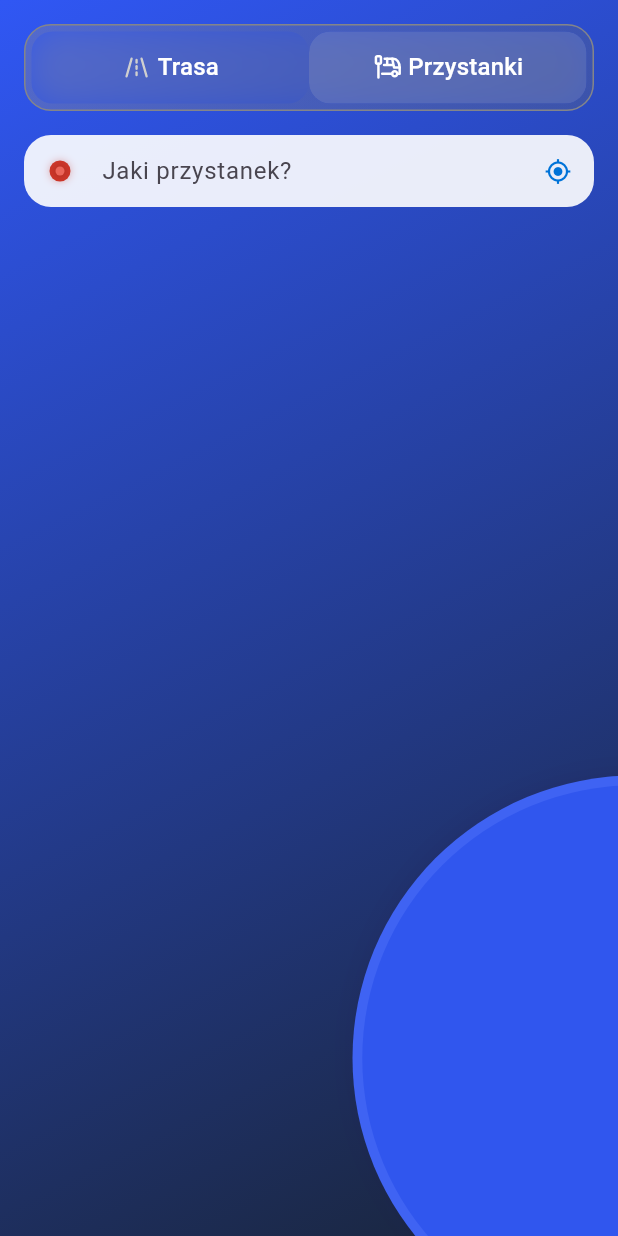
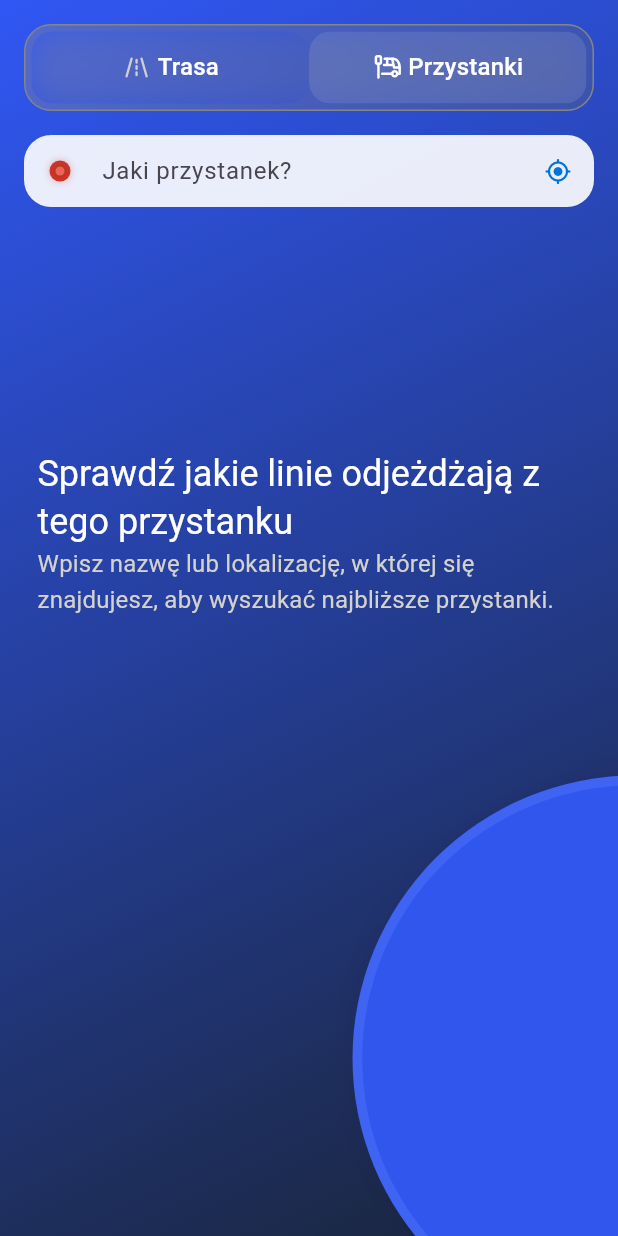
Before and after one commit to Solvro/mobile-jak-doczlapie, a Flutter app: the screen it shows after launch, on a phone screen of 412 x 824 dp. Run offline on Flutter 3.47's test engine with Material 3 defaults, Android fonts, the phone set to English and light mode, and no system bars; our stand-ins replace auto_route, device_preview, dio, flutter_form_builder, flutter_hooks, flutter_map and 12 more; generated files the repository leaves out were written again.

Commit message:
feat(stops): finish first version of first screen (#13)
* feat(stops): add on enter callback change

* feat(stops): some button ux

* feat(stops): search ux

* feat(stops): add text

```diff
--- a/lib/app/theme.dart
+++ b/lib/app/theme.dart
@@ -23,7 +23,11 @@ class AppTheme implements AppThemeData {
   ThemeData get dark => ThemeData();
 
   @override
-  ThemeData get light => ThemeData(inputDecorationTheme: _inputDecorationThemeData, listTileTheme: _listTileTheme);
+  ThemeData get light => ThemeData(
+    inputDecorationTheme: _inputDecorationThemeData,
+    listTileTheme: _listTileTheme,
+    filledButtonTheme: _filledButtonTheme,
+  );
 
   InputDecorationThemeData get _inputDecorationThemeData =>
       const InputDecorationThemeData(border: OutlineInputBorder());
@@ -33,6 +37,22 @@ class AppTheme implements AppThemeData {
     titleTextStyle: AppThemeData._textTheme.titleLarge?.withColor(Colors.white),
     subtitleTextStyle: AppThemeData._textTheme.bodyLarge?.withColor(greySubtitle),
     iconColor: yellow,
+  );
+
+  FilledButtonThemeData get _filledButtonTheme => FilledButtonThemeData(
+    style: FilledButton.styleFrom(
+      backgroundColor: const Color(0xFF3156EE),
+      foregroundColor: const Color(0xFFF8F7F7),
+      padding: const EdgeInsets.all(p16),
+      shape: RoundedRectangleBorder(borderRadius: BorderRadius.circular(r18)),
+      minimumSize: const Size(370, 48), // 370px width as specified
+      textStyle: GoogleFonts.bricolageGrotesque(
+        fontSize: 16,
+        fontWeight: FontWeight.w600,
+        letterSpacing: -0.64,
+        color: const Color(0xFFF8F7F7),
+      ),
+    ),
   );
 }
 
@@ -61,6 +81,8 @@ extension AppThemeX on BuildContext {
 extension TextStyleX on TextStyle {
   TextStyle get bold => copyWith(fontWeight: FontWeight.bold);
 
+  TextStyle get w400 => copyWith(fontWeight: FontWeight.w400);
+
   TextStyle withColor(Color color) => copyWith(color: color);
 
   TextStyle get white => withColor(Colors.white);
--- a/lib/common/widgets/my_input.dart
+++ b/lib/common/widgets/my_input.dart
@@ -1,11 +1,12 @@
 import "package:flutter/material.dart";
+import "package:flutter_hooks/flutter_hooks.dart";
 import "../../app/tokens.dart";
 import "dot_indicator.dart";
 
-class MyInput extends StatelessWidget {
+class MyInput extends HookWidget {
   const MyInput({
     super.key,
-    this.controller,
+    required this.controller,
     this.hintText = "Jaki przystanek?",
     this.onChanged,
     this.onSubmitted,
@@ -13,8 +14,7 @@ class MyInput extends StatelessWidget {
     this.color,
     this.onSuffixIconPressed,
   });
-
-  final TextEditingController? controller;
+  final TextEditingController controller;
   final String hintText;
   final ValueChanged<String>? onChanged;
   final ValueChanged<String>? onSubmitted;
--- /dev/null
+++ b/lib/features/stops/hooks/use_is_searched.dart
@@ -0,0 +1,13 @@
+import "package:flutter/material.dart" show ValueNotifier;
+import "package:flutter_hooks/flutter_hooks.dart";
+
+ValueNotifier<bool> useIsSearched(String locationAddress) {
+  final isSearched = useState(false);
+
+  useEffect(() {
+    isSearched.value = false;
+    return null;
+  }, [locationAddress]);
+
+  return isSearched;
+}
--- a/lib/features/stops/stops_page.dart
+++ b/lib/features/stops/stops_page.dart
@@ -7,8 +7,8 @@ import "../../app/tokens.dart";
 import "../../common/widgets/custom_tab_bar.dart";
 import "../../common/widgets/gradient_scaffold.dart";
 import "../routes/view/route_view.dart";
+import "hooks/use_is_searched.dart";
 import "view/animated_double_circle.dart";
-import "view/animated_showup_logo.dart";
 import "view/location_picker_input.dart";
 import "view/stops_view.dart";
 
@@ -21,12 +21,13 @@ class StopsPage extends HookConsumerWidget {
     final selectedTab = useState(1);
     final locationAddress = useState<String?>(null);
     final isBigger = locationAddress.value?.isNotEmpty ?? false;
+    final searchController = useTextEditingController();
+    final isSearched = useIsSearched(locationAddress.value ?? "");
 
     return GradientScaffold(
       body: Stack(
         children: [
           AnimatedDoubleCircle(isBigger: isBigger),
-          AnimatedShowupLogo(isBigger: isBigger),
           Column(
             children: [
               Padding(
@@ -47,13 +48,21 @@ class StopsPage extends HookConsumerWidget {
                           Padding(
                             padding: const EdgeInsets.symmetric(horizontal: p16),
                             child: LocationPickerInput(
+                              controller: searchController,
                               onChanged: (value) {
+                                locationAddress.value = value;
+                              },
+                              onSubmitted: (value) {
                                 locationAddress.value = value;
                               },
                             ),
                           ),
                           Expanded(
-                            child: StopsView(isBigger: isBigger, locationAddress: locationAddress.value),
+                            child: StopsView(
+                              isBigger: isBigger,
+                              locationAddress: locationAddress.value,
+                              isSearched: isSearched,
+                            ),
                           ),
                         ],
                       ),
--- a/lib/features/stops/view/animated_showup_logo.dart
+++ b/lib/features/stops/view/animated_showup_logo.dart
@@ -14,7 +14,7 @@ class AnimatedShowupLogo extends StatelessWidget {
           ? const Align(
               alignment: Alignment.topCenter,
               child: Padding(
-                padding: EdgeInsets.only(top: 250), // not sure about this
+                padding: EdgeInsets.only(top: 100), // not sure about this
                 child: AppLogo(variant: AppLogoVariant.logoWithText),
               ),
             )
--- a/lib/features/stops/view/location_picker_input.dart
+++ b/lib/features/stops/view/location_picker_input.dart
@@ -1,16 +1,16 @@
 import "package:flutter/material.dart";
-import "package:flutter_hooks/flutter_hooks.dart";
 import "package:hooks_riverpod/hooks_riverpod.dart";
 
 import "../../../common/services/location_service.dart";
 import "../../../common/widgets/my_input.dart";
 
 class LocationPickerInput extends HookConsumerWidget {
-  const LocationPickerInput({super.key, this.onChanged});
+  const LocationPickerInput({super.key, this.onChanged, required this.controller, this.onSubmitted});
   final void Function(String)? onChanged;
+  final TextEditingController controller;
+  final void Function(String)? onSubmitted;
   @override
   Widget build(BuildContext context, WidgetRef ref) {
-    final controller = useTextEditingController();
     return MyInput(
       controller: controller,
       onSuffixIconPressed: () async {
@@ -20,6 +20,7 @@ class LocationPickerInput extends HookConsumerWidget {
         onChanged?.call(placemark ?? "");
       },
       onChanged: onChanged,
+      onSubmitted: onSubmitted,
     );
   }
 }
--- a/lib/features/stops/view/stops_view.dart
+++ b/lib/features/stops/view/stops_view.dart
@@ -1,17 +1,19 @@
 import "package:flutter/material.dart";
 import "package:hooks_riverpod/hooks_riverpod.dart";
 
+import "../../../app/theme.dart";
 import "../../../app/tokens.dart";
-import "../../../common/widgets/app_loading_screen.dart";
 import "../data/stops_repository.dart";
 import "../hooks/use_coords.dart";
+import "animated_showup_logo.dart";
 import "stop_tile.dart";
 
 class StopsView extends HookConsumerWidget {
-  const StopsView({super.key, required this.isBigger, required this.locationAddress});
+  const StopsView({super.key, required this.isBigger, required this.locationAddress, required this.isSearched});
 
   final bool isBigger;
   final String? locationAddress;
+  final ValueNotifier<bool> isSearched;
 
   @override
   Widget build(BuildContext context, WidgetRef ref) {
@@ -19,21 +21,68 @@ class StopsView extends HookConsumerWidget {
 
     final stopsAsync = ref.watch(
       stopsRepositoryProvider(
-        coords.data?.latitude.toString() != null
+        coords.data?.latitude.toString() != null && isSearched.value
             ? (latitude: coords.data!.latitude.toString(), longitiude: coords.data!.longitude.toString())
             : null,
       ),
     );
-    return switch (stopsAsync) {
-      AsyncData(:final value) => ListView.separated(
-        padding: const EdgeInsets.symmetric(horizontal: p12),
-        shrinkWrap: true,
-        itemCount: value.length,
-        itemBuilder: (context, index) => StopTile(stop: value[index]),
-        separatorBuilder: (context, index) => const SizedBox(height: p12),
-      ),
-      AsyncLoading() => const AppLoadingScreen(),
-      _ => const Scaffold(),
-    };
+
+    final stops = stopsAsync.value ?? [];
+    final isEmpty = !stopsAsync.isLoading && stops.isEmpty;
+    return Stack(
+      fit: StackFit.expand,
+      children: [
+        if (isBigger && !isSearched.value) AnimatedShowupLogo(isBigger: isBigger),
+        if (isBigger && isEmpty && isSearched.value)
+          Align(
+            alignment: Alignment.topCenter,
+            child: Padding(
+              padding: const EdgeInsets.only(top: 100),
+              child: Text("Nie znaleziono przystanków", style: context.textTheme.headlineSmall?.white),
+            ),
+          ),
+        if (!isBigger)
+          Positioned(
+            left: 25,
+            top: 150,
+            right: 27,
+            child: Text.rich(
+              TextSpan(
+                children: [
+                  TextSpan(
+                    text: "Sprawdź jakie linie odjeżdżają z tego przystanku\n",
+                    style: context.textTheme.headlineSmall?.white,
+                  ),
+                  TextSpan(
+                    text: "Wpisz nazwę lub lokalizację, w której się znajdujesz, aby wyszukać najbliższe przystanki.",
+                    style: context.textTheme.titleMedium?.w400.withColor(const Color(0xFFD4D2CC)),
+                  ),
+                ],
+              ),
+            ),
+          ),
+
+        Column(
+          children: [
+            Expanded(
+              child: ListView.separated(
+                padding: const EdgeInsets.symmetric(horizontal: p12),
+                shrinkWrap: true,
+                itemCount: stops.length,
+                itemBuilder: (context, index) => StopTile(stop: stops[index]),
+                separatorBuilder: (context, index) => const SizedBox(height: p12),
+              ),
+            ),
+            if (isBigger && !isSearched.value)
+              FilledButton(
+                onPressed: () {
+                  isSearched.value = true;
+                },
+                child: const Text("POKAŻ PRZYSTANKI"),
+              ),
+          ],
+        ),
+      ],
+    );
   }
 }
```
Also changed, not shown: 1 other file.
